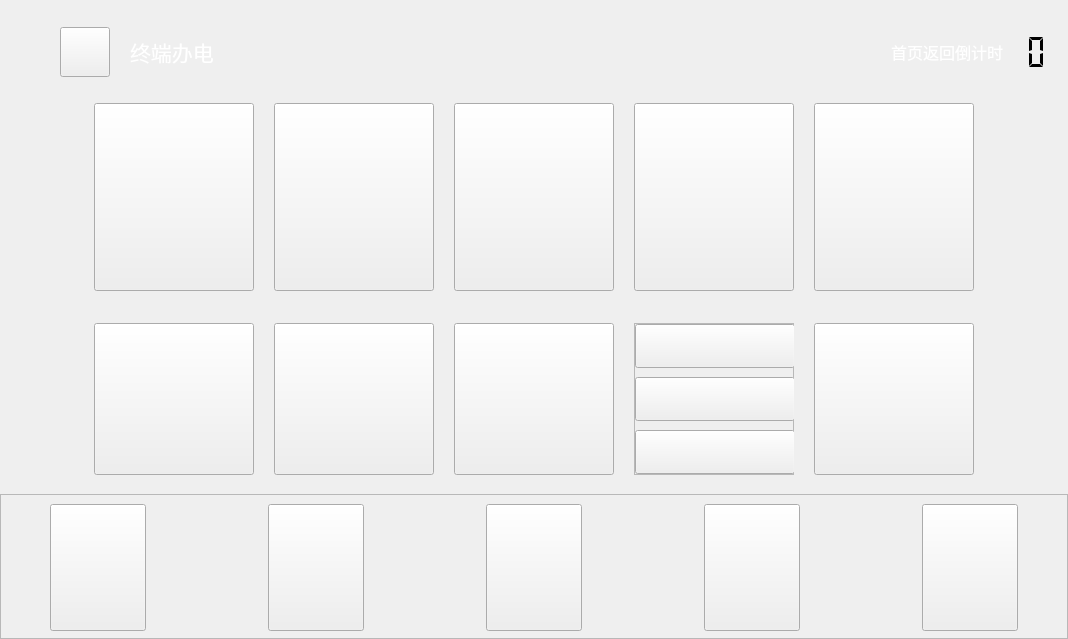
along-wds/jiaofeiji_ykgl, file ykgl/zdbdhomepage.ui: the form before one commit.
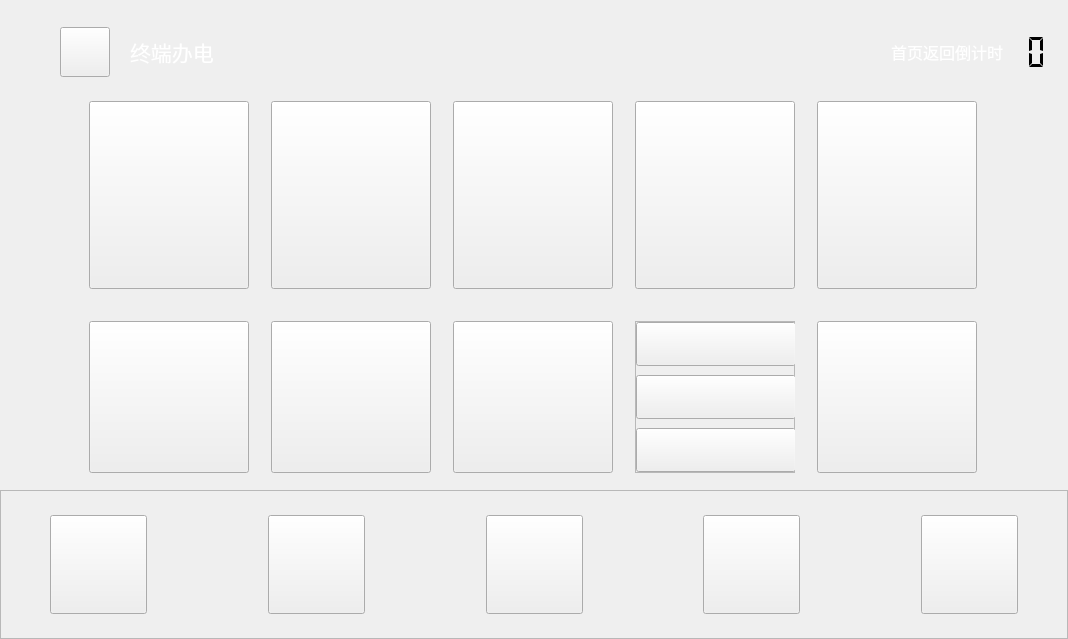
The form after the commit. Icons and pictures are not drawn.

Patch:
```diff
--- a/ykgl/zdbdhomepage.ui
+++ b/ykgl/zdbdhomepage.ui
@@ -308,8 +308,14 @@
      </item>
      <item>
       <layout class="QGridLayout" name="gridLayout_2">
+       <property name="leftMargin">
+        <number>0</number>
+       </property>
+       <property name="rightMargin">
+        <number>2</number>
+       </property>
        <property name="horizontalSpacing">
-        <number>20</number>
+        <number>22</number>
        </property>
        <property name="verticalSpacing">
         <number>12</number>
@@ -778,13 +784,13 @@
      <property name="minimumSize">
       <size>
        <width>0</width>
-       <height>145</height>
+       <height>149</height>
       </size>
      </property>
      <property name="maximumSize">
       <size>
        <width>16777215</width>
-       <height>145</height>
+       <height>149</height>
       </size>
      </property>
      <property name="frameShape">
@@ -804,8 +810,14 @@
         </property>
         <property name="minimumSize">
          <size>
-          <width>96</width>
-          <height>127</height>
+          <width>97</width>
+          <height>99</height>
+         </size>
+        </property>
+        <property name="maximumSize">
+         <size>
+          <width>97</width>
+          <height>99</height>
          </size>
         </property>
         <property name="focusPolicy">
@@ -826,14 +838,14 @@
         </property>
         <property name="minimumSize">
          <size>
-          <width>96</width>
-          <height>127</height>
+          <width>97</width>
+          <height>99</height>
          </size>
         </property>
         <property name="maximumSize">
          <size>
-          <width>96</width>
-          <height>127</height>
+          <width>97</width>
+          <height>99</height>
          </size>
         </property>
         <property name="focusPolicy">
@@ -902,8 +914,14 @@
         </property>
         <property name="minimumSize">
          <size>
-          <width>96</width>
-          <height>127</height>
+          <width>97</width>
+          <height>99</height>
+         </size>
+        </property>
+        <property name="maximumSize">
+         <size>
+          <width>97</width>
+          <height>99</height>
          </size>
         </property>
         <property name="focusPolicy">
@@ -950,8 +968,14 @@
         </property>
         <property name="minimumSize">
          <size>
-          <width>96</width>
-          <height>127</height>
+          <width>97</width>
+          <height>99</height>
+         </size>
+        </property>
+        <property name="maximumSize">
+         <size>
+          <width>97</width>
+          <height>99</height>
          </size>
         </property>
         <property name="focusPolicy">
@@ -972,8 +996,14 @@
         </property>
         <property name="minimumSize">
          <size>
-          <width>96</width>
-          <height>127</height>
+          <width>97</width>
+          <height>99</height>
+         </size>
+        </property>
+        <property name="maximumSize">
+         <size>
+          <width>97</width>
+          <height>99</height>
          </size>
         </property>
         <property name="focusPolicy">
```
Left out of the diff: 120 changed lines with no effect on the pictures.
